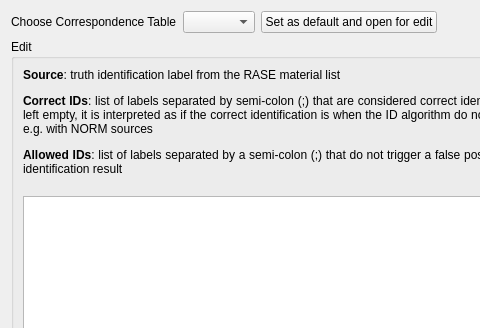
Before: the Qt Designer form src/ui/correspondence_table_dialog.ui in LLNL/RASE, drawn with Qt 5; both pictures show x 0 to 480 and y 0 to 328 of the 685 by 686 pixel window.
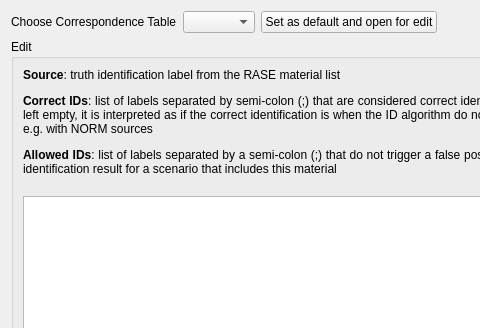
After: the same form once the commit is applied.

What changed in the file:
```diff
--- a/src/ui/correspondence_table_dialog.ui
+++ b/src/ui/correspondence_table_dialog.ui
@@ -57,7 +57,7 @@
       <item>
        <widget class="QLabel" name="label_3">
         <property name="text">
-         <string>&lt;html&gt;&lt;head/&gt;&lt;body&gt;&lt;p align=&quot;justify&quot;&gt;&lt;span style=&quot; font-weight:600;&quot;&gt;Source&lt;/span&gt;: truth identification label from the RASE material list&lt;/p&gt;&lt;p align=&quot;justify&quot;&gt;&lt;span style=&quot; font-weight:600;&quot;&gt;Correct IDs&lt;/span&gt;: list of labels separated by semi-colon (;) that are considered correct identification for the source. If entry is left empty, it is interpreted as if the correct identification is when the ID algorithm do not report this source. This is useful e.g. with NORM sources&lt;/p&gt;&lt;p align=&quot;justify&quot;&gt;&lt;span style=&quot; font-weight:600;&quot;&gt;Allowed IDs&lt;/span&gt;: list of labels separated by a semi-colon (;) that do not trigger a false positive identification if present in the identification result&lt;br/&gt;&lt;/p&gt;&lt;/body&gt;&lt;/html&gt;</string>
+         <string>&lt;html&gt;&lt;head/&gt;&lt;body&gt;&lt;p align=&quot;justify&quot;&gt;&lt;span style=&quot; font-weight:600;&quot;&gt;Source&lt;/span&gt;: truth identification label from the RASE material list&lt;/p&gt;&lt;p align=&quot;justify&quot;&gt;&lt;span style=&quot; font-weight:600;&quot;&gt;Correct IDs&lt;/span&gt;: list of labels separated by semi-colon (;) that are considered correct identification for the source. If entry is left empty, it is interpreted as if the correct identification is when the ID algorithm do not report this source. This is useful e.g. with NORM sources&lt;/p&gt;&lt;p align=&quot;justify&quot;&gt;&lt;span style=&quot; font-weight:600;&quot;&gt;Allowed IDs&lt;/span&gt;: list of labels separated by a semi-colon (;) that do not trigger a false positive identification if present in the identification result for a scenario that includes this material&lt;br/&gt;&lt;/p&gt;&lt;/body&gt;&lt;/html&gt;</string>
         </property>
         <property name="wordWrap">
          <bool>true</bool>
```
